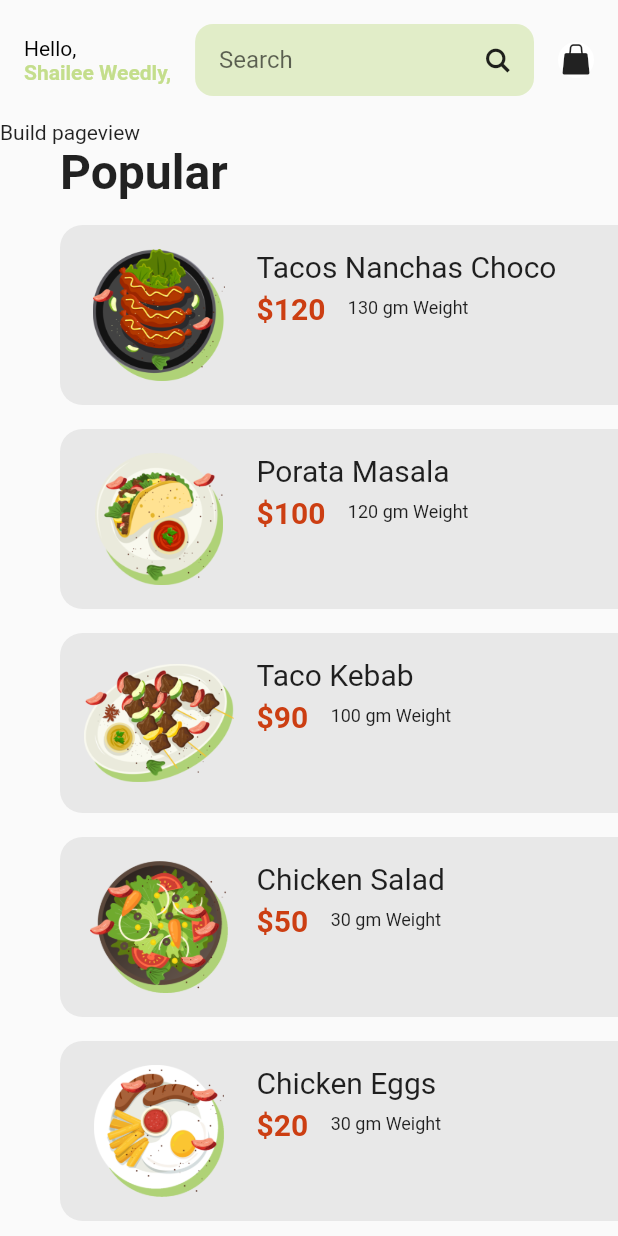
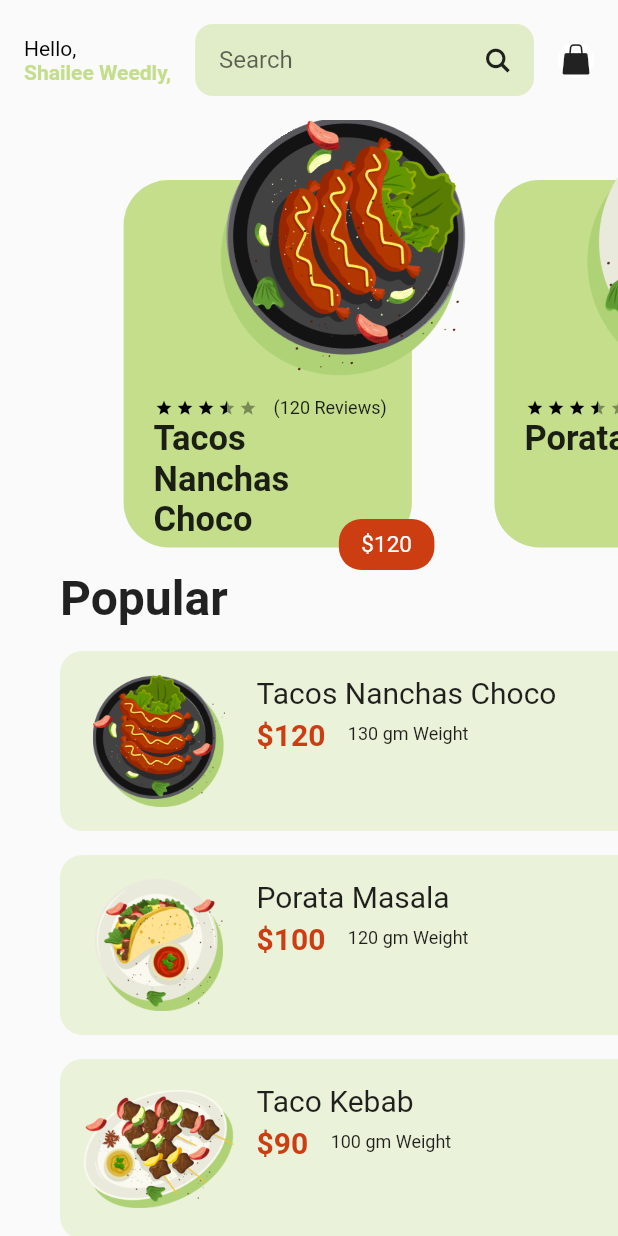
Before and after one commit to bryansrm/flutter-ui-food-delivery, a Flutter app: the screen it shows after launch, on a phone screen of 412 x 824 dp. Run offline on Flutter 3.47's test engine with Material 2 defaults, Android fonts, the phone set to English and light mode, and no system bars; drawn by our look-alikes of flutter_rating_bar; our stand-ins replace google_fonts.

Commit message:
build content page

```diff
--- a/lib/pages/home_page.dart
+++ b/lib/pages/home_page.dart
@@ -1,7 +1,11 @@
+import 'dart:math';
+
 import 'package:flutter/material.dart';
+
 import 'package:flutter_ui_food_delivery/core/constans.dart';
 import 'package:flutter_ui_food_delivery/core/flutter_icons.dart';
 import 'package:flutter_ui_food_delivery/models/food_model.dart';
+import 'package:flutter_rating_bar/flutter_rating_bar.dart';
 
 class HomePage extends StatefulWidget {
   @override
@@ -10,6 +14,7 @@ class HomePage extends StatefulWidget {
 
 class _HomePageState extends State<HomePage> {
   final foodList = FoodModel.list;
+  final pageController = PageController(viewportFraction: .6);
 
   @override
   Widget build(BuildContext context) {
@@ -25,7 +30,57 @@ class _HomePageState extends State<HomePage> {
                 physics: BouncingScrollPhysics(),
                 children: [
 
-                  Text('Build pageview'),
+                  Container(
+                    height: 300,
+                    child: PageView.builder(
+                      controller: pageController,
+                      physics: BouncingScrollPhysics(),
+                      itemCount: foodList.length,
+                      itemBuilder: ( _, index ){
+                        return Padding(
+                          padding: EdgeInsets.only(right: 15),
+                          child: Stack(
+                            children: [
+
+                              _buildCardsFood(index),
+
+                              Align(
+                                alignment: Alignment.topRight,
+                                child: Transform.rotate(
+                                  angle: pi / 3,
+                                  child: Image(
+                                    width: 170.0,
+                                    image: AssetImage('assets/images/${foodList[index].imgPath}'),
+                                  ),
+                                ),
+                              ),
+
+                              Positioned(
+                                bottom: 0,
+                                right: 25,
+                                child: Container(
+                                  padding: EdgeInsets.symmetric(vertical: 8.0, horizontal: 15.0),
+                                  decoration: BoxDecoration(
+                                    color: AppColors.redColor,
+                                    borderRadius: BorderRadius.circular(15.0)
+                                  ),
+                                  child: Text(
+                                    '\$${foodList[index].price.toInt()}',
+                                    style: TextStyle(
+                                      color: Colors.white,
+                                      fontSize: 15.0
+                                    ),
+                                  ),
+                                ),
+                              )
+
+                            ],
+                          ),
+                        );
+                      },
+                    ),
+                  ),
+
                   Padding(
                     padding: EdgeInsets.only(left: 40),
                     child: Text(
@@ -51,20 +106,88 @@ class _HomePageState extends State<HomePage> {
     );
   }
 
+  Widget _buildCardsFood(int index) {
+    return Container(
+      margin: EdgeInsets.only( top: 40, bottom: 15, right: 40),
+      padding: EdgeInsets.symmetric(horizontal: 20.0, vertical: 10.0),
+      decoration: BoxDecoration(
+        color: AppColors.greenColor,
+        borderRadius: BorderRadius.circular(30)
+      ),
+      child: Column(
+        crossAxisAlignment: CrossAxisAlignment.start,
+        children: [
+
+          Expanded(child: SizedBox(),),
+
+          Container(
+            height: 90.0,
+            child: Column(
+              crossAxisAlignment: CrossAxisAlignment.start,
+              children: [
+
+                Row(
+                  children: [
+
+                    RatingBar(
+                      initialRating: 3.6,
+                      minRating: 1,
+                      direction: Axis.horizontal,
+                      allowHalfRating: true,
+                      itemCount: 5,
+                      itemSize: 12,
+                      itemPadding: EdgeInsets.symmetric(horizontal: 1.0),
+                      itemBuilder: (context, _) => Icon(
+                        Icons.star,
+                        color: Colors.black,
+                      ),
+                      onRatingUpdate: (rating) {
+                        print(rating);
+                      },
+                    ),
+
+                    SizedBox( width: 10,),
+
+                    Text(
+                      '(120 Reviews)',
+                      style: TextStyle(
+                        fontSize: 12.0
+                      ),
+                    )
+
+                  ],
+                ),
+
+                Text(
+                  foodList[index].name,
+                  style: TextStyle(
+                    fontSize: 23,
+                    fontWeight: FontWeight.bold
+                  ),
+                )
+
+              ],
+            ),
+          ),
+
+        ],
+      ),
+    );
+  }
+
   ListView _buildPopularList() {
     return ListView.builder(
       shrinkWrap: true,
       physics: BouncingScrollPhysics(),
       padding: EdgeInsets.only(left: 40.0),
       itemCount: foodList.length,
-      // scrollDirection: Axis.horizontal,
       itemBuilder: ( _, index ){
         return Container(
           padding: EdgeInsets.all(16),
           height: 120.0,
           margin: EdgeInsets.only(bottom: 16),
           decoration: BoxDecoration(
-            color: Colors.grey.withOpacity(.2),
+            color: AppColors.greenColor.withOpacity(.3),
             borderRadius: BorderRadius.only(
               topLeft: Radius.circular(15),
               bottomLeft: Radius.circular(15)
--- a/pubspec.yaml
+++ b/pubspec.yaml
@@ -29,6 +29,7 @@ dependencies:
   # Use with the CupertinoIcons class for iOS style icons.
   cupertino_icons: ^0.1.3
   google_fonts: ^1.1.0
+  flutter_rating_bar: ^3.0.1+1
 
 dev_dependencies:
   flutter_test:
```
Also changed, not shown: pubspec.lock.
